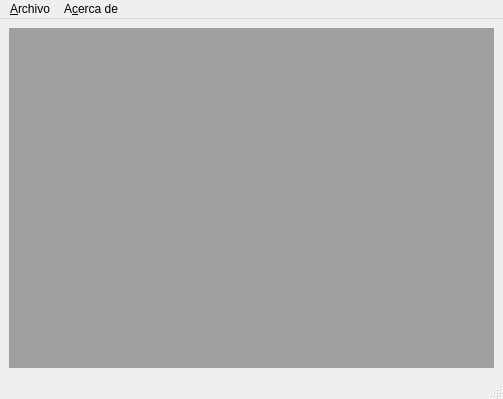
EonSoulCout/Askme, file askme.ui: the form before one commit.
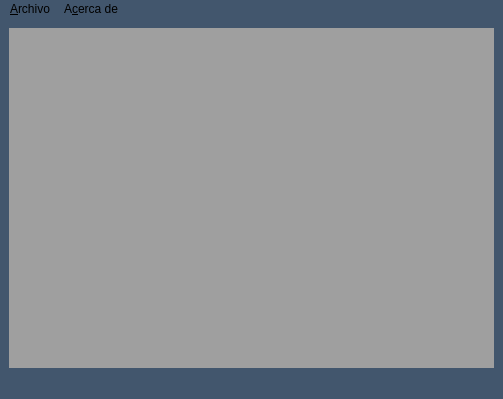
The form after the commit. Icons and pictures are not drawn.

Patch:
```diff
--- a/askme.ui
+++ b/askme.ui
@@ -13,6 +13,24 @@
   <property name="windowTitle">
    <string>Askme</string>
   </property>
+  <property name="windowIcon">
+   <iconset resource="Recursos.qrc">
+    <normaloff>:/Recursos/pilar.png</normaloff>:/Recursos/pilar.png</iconset>
+  </property>
+  <property name="windowOpacity">
+   <double>-2.000000000000000</double>
+  </property>
+  <property name="styleSheet">
+   <string notr="true">background-color: rgb(66, 86, 109);
+alternate-background-color: rgb(66, 86, 109);
+border-color: rgb(66, 86, 109);
+border-top-color: rgb(66, 86, 109);
+border-right-color: rgb(66, 86, 109);
+border-bottom-color: rgb(66, 86, 109);
+border-left-color: rgb(66, 86, 109);
+selection-background-color: rgb(255, 255, 255);
+selection-color: rgb(61, 56, 70);</string>
+  </property>
   <widget class="QWidget" name="centralwidget">
    <layout class="QHBoxLayout" name="horizontalLayout">
     <item>
@@ -30,7 +48,7 @@
      <x>0</x>
      <y>0</y>
      <width>503</width>
-     <height>21</height>
+     <height>22</height>
     </rect>
    </property>
    <widget class="QMenu" name="menuArchivo">
```
Left out of the diff: 43 changed lines with no effect on the pictures.
